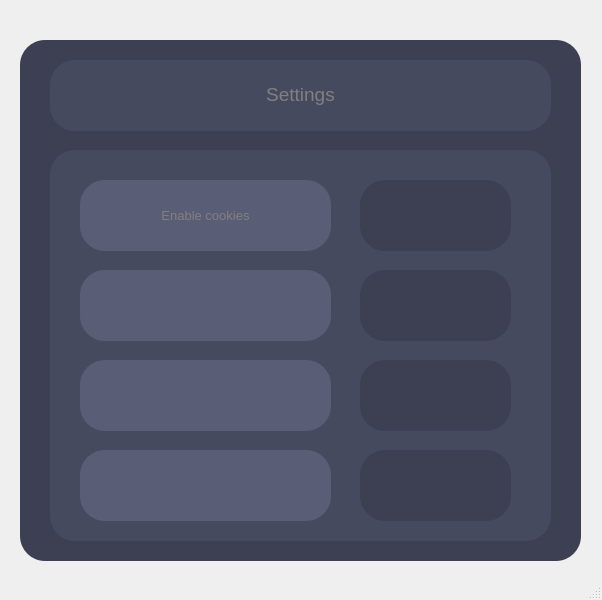
Qt form ui/settings.ui (Fluorite-Apps/Fluorite-Browser) before a commit.
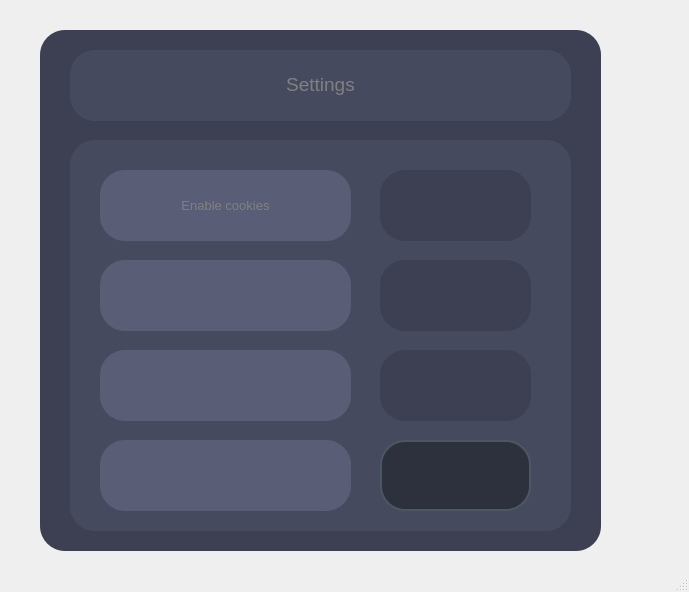
The same form after that commit.

What changed in the file:
```diff
--- a/ui/settings.ui
+++ b/ui/settings.ui
@@ -6,19 +6,119 @@
    <rect>
     <x>0</x>
     <y>0</y>
-    <width>602</width>
-    <height>600</height>
+    <width>689</width>
+    <height>592</height>
    </rect>
   </property>
   <property name="windowTitle">
    <string>MainWindow</string>
   </property>
   <widget class="QWidget" name="centralwidget">
+   <widget class="QFrame" name="main_frame">
+    <property name="geometry">
+     <rect>
+      <x>20</x>
+      <y>30</y>
+      <width>611</width>
+      <height>531</height>
+     </rect>
+    </property>
+    <property name="cursor">
+     <cursorShape>PointingHandCursor</cursorShape>
+    </property>
+    <property name="styleSheet">
+     <string notr="true">QPushButton{
+	padding: 12px;
+	border-radius: 25px;
+	border-bottom: 30px shadow;
+}
+QPushButton:pressed:hover{
+	background-color: rgb(46, 49, 63);
+	padding: 12px;
+	border-radius: 25px;
+	border-bottom: 30px shadow;
+}
+
+QPushButton:hover {
+	background-color: rgb(60, 64, 82);
+	padding: 12px;
+	border-radius: 25px;
+	border-bottom: 30px shadow;
+}</string>
+    </property>
+    <property name="frameShape">
+     <enum>QFrame::NoFrame</enum>
+    </property>
+    <property name="frameShadow">
+     <enum>QFrame::Raised</enum>
+    </property>
+    <property name="lineWidth">
+     <number>0</number>
+    </property>
+    <widget class="QFrame" name="button_frame_1">
+     <property name="geometry">
+      <rect>
+       <x>360</x>
+       <y>410</y>
+       <width>151</width>
+       <height>71</height>
+      </rect>
+     </property>
+     <property name="cursor">
+      <cursorShape>PointingHandCursor</cursorShape>
+     </property>
+     <property name="styleSheet">
+      <string notr="true">QPushButton{
+	padding: 12px;
+	border-radius: 25px;
+	border-bottom: 30px shadow;
+}
+QPushButton:pressed:hover{
+	background-color: rgb(46, 49, 63);
+	padding: 12px;
+	border-radius: 25px;
+	border-bottom: 30px shadow;
+}
+
+QPushButton:hover {
+	background-color: rgb(60, 64, 82);
+	padding: 12px;
+	border-radius: 25px;
+	border-bottom: 30px shadow;
+}</string>
+     </property>
+     <property name="frameShape">
+      <enum>QFrame::NoFrame</enum>
+     </property>
+     <property name="frameShadow">
+      <enum>QFrame::Raised</enum>
+     </property>
+     <property name="lineWidth">
+      <number>0</number>
+     </property>
+     <layout class="QHBoxLayout" name="apply_button_layout">
+      <property name="spacing">
+       <number>0</number>
+      </property>
+      <property name="leftMargin">
+       <number>0</number>
+      </property>
+      <property name="topMargin">
+       <number>0</number>
+      </property>
+      <property name="rightMargin">
+       <number>0</number>
+      </property>
+      <property name="bottomMargin">
+       <number>0</number>
+      </property>
+     </layout>
+    </widget>
    <widget class="QLabel" name="label_28">
     <property name="geometry">
      <rect>
       <x>20</x>
-      <y>40</y>
+       <y>0</y>
       <width>561</width>
       <height>521</height>
      </rect>
@@ -39,7 +139,7 @@
     <property name="geometry">
      <rect>
       <x>50</x>
-      <y>150</y>
+       <y>110</y>
       <width>501</width>
       <height>391</height>
      </rect>
@@ -57,19 +157,18 @@
      <string/>
     </property>
    </widget>
-   <widget class="QLabel" name="label_30">
+    <widget class="QLabel" name="label_40">
     <property name="geometry">
      <rect>
-      <x>50</x>
-      <y>60</y>
-      <width>501</width>
+       <x>360</x>
+       <y>140</y>
+       <width>151</width>
       <height>71</height>
      </rect>
     </property>
     <property name="styleSheet">
      <string notr="true">QLabel {
-        	
-	background-color: rgb(70, 74, 95);
+			background-color: rgb(60, 64, 82);
 			padding: 12px;
 			border-radius: 25px;
 			border-bottom: 30px shadow;
@@ -79,11 +178,33 @@
      <string/>
     </property>
    </widget>
+    <widget class="QLabel" name="label_38">
+     <property name="geometry">
+      <rect>
+       <x>80</x>
+       <y>410</y>
+       <width>251</width>
+       <height>71</height>
+      </rect>
+     </property>
+     <property name="styleSheet">
+      <string notr="true">QLabel {
+			background-color: #595D75;
+			padding: 12px;
+			border-radius: 25px;
+			border-bottom: 30px shadow;
+			color: gray;
+        }</string>
+     </property>
+     <property name="text">
+      <string/>
+     </property>
+    </widget>
    <widget class="QLabel" name="label_8">
     <property name="geometry">
      <rect>
       <x>50</x>
-      <y>59</y>
+       <y>19</y>
       <width>501</width>
       <height>71</height>
      </rect>
@@ -103,62 +224,11 @@
      <set>Qt::AlignCenter</set>
     </property>
    </widget>
-   <widget class="QLabel" name="label_35">
-    <property name="geometry">
-     <rect>
-      <x>80</x>
-      <y>180</y>
-      <width>251</width>
-      <height>71</height>
-     </rect>
-    </property>
-    <property name="font">
-     <font>
-      <pointsize>10</pointsize>
-     </font>
-    </property>
-    <property name="styleSheet">
-     <string notr="true">QLabel {
-			background-color: #595D75;
-			padding: 12px;
-			border-radius: 25px;
-			border-bottom: 30px shadow;
-			color: gray;
-        }</string>
-    </property>
-    <property name="text">
-     <string>Enable cookies</string>
-    </property>
-    <property name="alignment">
-     <set>Qt::AlignCenter</set>
-    </property>
-   </widget>
-   <widget class="QLabel" name="label_40">
-    <property name="geometry">
-     <rect>
-      <x>360</x>
-      <y>180</y>
-      <width>151</width>
-      <height>71</height>
-     </rect>
-    </property>
-    <property name="styleSheet">
-     <string notr="true">QLabel {
-			background-color: rgb(60, 64, 82);
-			padding: 12px;
-			border-radius: 25px;
-			border-bottom: 30px shadow;
-        }</string>
-    </property>
-    <property name="text">
-     <string/>
-    </property>
-   </widget>
    <widget class="QLabel" name="label_41">
     <property name="geometry">
      <rect>
       <x>360</x>
-      <y>270</y>
+       <y>230</y>
       <width>151</width>
       <height>71</height>
      </rect>
@@ -175,119 +245,70 @@
      <string/>
     </property>
    </widget>
-   <widget class="QLabel" name="label_36">
+    <widget class="QFrame" name="toggle_frame_3">
     <property name="geometry">
      <rect>
-      <x>80</x>
-      <y>270</y>
-      <width>251</width>
-      <height>71</height>
-     </rect>
-    </property>
-    <property name="styleSheet">
-     <string notr="true">QLabel {
-			background-color: #595D75;
-			padding: 12px;
-			border-radius: 25px;
-			border-bottom: 30px shadow;
-			color: gray;
-        }</string>
-    </property>
-    <property name="text">
-     <string/>
-    </property>
-   </widget>
-   <widget class="QLabel" name="label_42">
-    <property name="geometry">
-     <rect>
       <x>360</x>
-      <y>360</y>
+       <y>320</y>
       <width>151</width>
       <height>71</height>
      </rect>
     </property>
-    <property name="styleSheet">
-     <string notr="true">QLabel {
-			background-color: rgb(60, 64, 82);
-			padding: 12px;
-			border-radius: 25px;
-			border-bottom: 30px shadow;
-        }</string>
-    </property>
-    <property name="text">
-     <string/>
-    </property>
-   </widget>
-   <widget class="QLabel" name="label_37">
-    <property name="geometry">
-     <rect>
-      <x>80</x>
-      <y>360</y>
-      <width>251</width>
-      <height>71</height>
-     </rect>
-    </property>
+     <property name="cursor">
+      <cursorShape>PointingHandCursor</cursorShape>
+     </property>
     <property name="styleSheet">
-     <string notr="true">QLabel {
-			background-color: #595D75;
-			padding: 12px;
-			border-radius: 25px;
-			border-bottom: 30px shadow;
-			color: gray;
-        }</string>
-    </property>
-    <property name="text">
-     <string/>
-    </property>
-   </widget>
-   <widget class="QLabel" name="label_43">
-    <property name="geometry">
-     <rect>
-      <x>360</x>
-      <y>450</y>
-      <width>151</width>
-      <height>71</height>
-     </rect>
-    </property>
-    <property name="styleSheet">
-     <string notr="true">QLabel {
-			background-color: rgb(60, 64, 82);
-			padding: 12px;
-			border-radius: 25px;
-			border-bottom: 30px shadow;
-        }</string>
-    </property>
-    <property name="text">
-     <string/>
-    </property>
-   </widget>
-   <widget class="QLabel" name="label_38">
-    <property name="geometry">
-     <rect>
-      <x>80</x>
-      <y>450</y>
-      <width>251</width>
-      <height>71</height>
-     </rect>
-    </property>
-    <property name="styleSheet">
-     <string notr="true">QLabel {
-			background-color: #595D75;
-			padding: 12px;
-			border-radius: 25px;
-			border-bottom: 30px shadow;
-			color: gray;
-        }</string>
-    </property>
-    <property name="text">
-     <string/>
-    </property>
+      <string notr="true">QPushButton{
+	padding: 12px;
+	border-radius: 25px;
+	border-bottom: 30px shadow;
+}
+QPushButton:pressed:hover{
+	background-color: rgb(46, 49, 63);
+	padding: 12px;
+	border-radius: 25px;
+	border-bottom: 30px shadow;
+}
+
+QPushButton:hover {
+	background-color: rgb(60, 64, 82);
+	padding: 12px;
+	border-radius: 25px;
+	border-bottom: 30px shadow;
+}</string>
+     </property>
+     <property name="frameShape">
+      <enum>QFrame::NoFrame</enum>
+     </property>
+     <property name="frameShadow">
+      <enum>QFrame::Raised</enum>
+     </property>
+     <property name="lineWidth">
+      <number>0</number>
+     </property>
+     <layout class="QHBoxLayout" name="placeholder_toggle_layout_2">
+      <property name="spacing">
+       <number>0</number>
+      </property>
+      <property name="leftMargin">
+       <number>0</number>
+      </property>
+      <property name="topMargin">
+       <number>0</number>
+      </property>
+      <property name="rightMargin">
+       <number>0</number>
+      </property>
+      <property name="bottomMargin">
+       <number>0</number>
+      </property>
+     </layout>
    </widget>
    <widget class="QFrame" name="toggle_frame_1">
     <property name="geometry">
      <rect>
       <x>360</x>
-      <y>180</y>
+       <y>140</y>
       <width>151</width>
       <height>71</height>
      </rect>
@@ -346,7 +367,7 @@
     <property name="geometry">
      <rect>
       <x>360</x>
-      <y>270</y>
+       <y>230</y>
       <width>151</width>
       <height>71</height>
      </rect>
@@ -401,12 +422,12 @@
      </property>
     </layout>
    </widget>
-   <widget class="QFrame" name="toggle_frame_3">
+    <widget class="QLabel" name="label_37">
     <property name="geometry">
      <rect>
-      <x>360</x>
-      <y>360</y>
-      <width>151</width>
+       <x>80</x>
+       <y>320</y>
+       <width>251</width>
       <height>71</height>
      </rect>
     </property>
@@ -414,57 +435,75 @@
      <cursorShape>PointingHandCursor</cursorShape>
     </property>
     <property name="styleSheet">
-     <string notr="true">QPushButton{
-	padding: 12px;
-	border-radius: 25px;
-	border-bottom: 30px shadow;
-}
-QPushButton:pressed:hover{
-	background-color: rgb(46, 49, 63);
-	padding: 12px;
-	border-radius: 25px;
-	border-bottom: 30px shadow;
-}
-
-QPushButton:hover {
-	background-color: rgb(60, 64, 82);
-	padding: 12px;
-	border-radius: 25px;
-	border-bottom: 30px shadow;
-}</string>
-    </property>
-    <property name="frameShape">
-     <enum>QFrame::NoFrame</enum>
-    </property>
-    <property name="frameShadow">
-     <enum>QFrame::Raised</enum>
-    </property>
-    <property name="lineWidth">
-     <number>0</number>
-    </property>
-    <layout class="QHBoxLayout" name="placeholder_toggle_layout_2">
-     <property name="spacing">
-      <number>0</number>
+      <string notr="true">QLabel {
+			background-color: #595D75;
+			padding: 12px;
+			border-radius: 25px;
+			border-bottom: 30px shadow;
+			color: gray;
+        }</string>
+     </property>
+     <property name="text">
+      <string/>
+     </property>
+    </widget>
+    <widget class="QLabel" name="label_36">
+     <property name="geometry">
+      <rect>
+       <x>80</x>
+       <y>230</y>
+       <width>251</width>
+       <height>71</height>
+      </rect>
+     </property>
+     <property name="styleSheet">
+      <string notr="true">QLabel {
+			background-color: #595D75;
+			padding: 12px;
+			border-radius: 25px;
+			border-bottom: 30px shadow;
+			color: gray;
+        }</string>
+     </property>
+     <property name="text">
+      <string/>
      </property>
-     <property name="leftMargin">
-      <number>0</number>
+    </widget>
+    <widget class="QLabel" name="label_35">
+     <property name="geometry">
+      <rect>
+       <x>80</x>
+       <y>140</y>
+       <width>251</width>
+       <height>71</height>
+      </rect>
      </property>
-     <property name="topMargin">
-      <number>0</number>
+     <property name="font">
+      <font>
+       <pointsize>10</pointsize>
+      </font>
      </property>
-     <property name="rightMargin">
-      <number>0</number>
+     <property name="styleSheet">
+      <string notr="true">QLabel {
+			background-color: #595D75;
+			padding: 12px;
+			border-radius: 25px;
+			border-bottom: 30px shadow;
+			color: gray;
+        }</string>
      </property>
-     <property name="bottomMargin">
-      <number>0</number>
+     <property name="text">
+      <string>Enable cookies</string>
      </property>
-    </layout>
-   </widget>
-   <widget class="QFrame" name="toggle_frame_4">
+     <property name="alignment">
+      <set>Qt::AlignCenter</set>
+     </property>
+    </widget>
+    <widget class="QLabel" name="label_42">
     <property name="geometry">
      <rect>
       <x>360</x>
-      <y>450</y>
+       <y>320</y>
       <width>151</width>
       <height>71</height>
      </rect>
@@ -473,51 +512,76 @@
      <cursorShape>PointingHandCursor</cursorShape>
     </property>
     <property name="styleSheet">
-     <string notr="true">QPushButton{
-	padding: 12px;
-	border-radius: 25px;
-	border-bottom: 30px shadow;
-}
-QPushButton:pressed:hover{
-	background-color: rgb(46, 49, 63);
-	padding: 12px;
-	border-radius: 25px;
-	border-bottom: 30px shadow;
-}
-
-QPushButton:hover {
-	background-color: rgb(60, 64, 82);
-	padding: 12px;
-	border-radius: 25px;
-	border-bottom: 30px shadow;
-}</string>
-    </property>
-    <property name="frameShape">
-     <enum>QFrame::NoFrame</enum>
-    </property>
-    <property name="frameShadow">
-     <enum>QFrame::Raised</enum>
-    </property>
-    <property name="lineWidth">
-     <number>0</number>
-    </property>
-    <layout class="QHBoxLayout" name="placeholder_toggle_layout_3">
-     <property name="spacing">
-      <number>0</number>
+      <string notr="true">QLabel {
+			background-color: rgb(60, 64, 82);
+			padding: 12px;
+			border-radius: 25px;
+			border-bottom: 30px shadow;
+        }</string>
+     </property>
+     <property name="text">
+      <string/>
+     </property>
+    </widget>
+    <widget class="QLabel" name="label_30">
+     <property name="geometry">
+      <rect>
+       <x>50</x>
+       <y>20</y>
+       <width>501</width>
+       <height>71</height>
+      </rect>
+     </property>
+     <property name="styleSheet">
+      <string notr="true">QLabel {
+        	
+	background-color: rgb(70, 74, 95);
+			padding: 12px;
+			border-radius: 25px;
+			border-bottom: 30px shadow;
+        }</string>
+     </property>
+     <property name="text">
+      <string/>
      </property>
-     <property name="leftMargin">
-      <number>0</number>
+    </widget>
+    <widget class="QLabel" name="label_43">
+     <property name="geometry">
+      <rect>
+       <x>360</x>
+       <y>410</y>
+       <width>151</width>
+       <height>71</height>
+      </rect>
      </property>
-     <property name="topMargin">
-      <number>0</number>
+     <property name="styleSheet">
+      <string notr="true">QLabel {
+			background-color: rgb(45, 48, 61);
+			padding: 12px;
+			border-radius: 25px;
+			border: 2px solid rgb(73, 88, 97);
+        }</string>
      </property>
-     <property name="rightMargin">
-      <number>0</number>
+     <property name="text">
+      <string/>
      </property>
-     <property name="bottomMargin">
-      <number>0</number>
-     </property>
-    </layout>
+    </widget>
+    <zorder>label_28</zorder>
+    <zorder>label_29</zorder>
+    <zorder>label_43</zorder>
+    <zorder>label_30</zorder>
+    <zorder>button_frame_1</zorder>
+    <zorder>label_40</zorder>
+    <zorder>label_38</zorder>
+    <zorder>label_8</zorder>
+    <zorder>label_41</zorder>
+    <zorder>toggle_frame_3</zorder>
+    <zorder>toggle_frame_1</zorder>
+    <zorder>toggle_frame_2</zorder>
+    <zorder>label_37</zorder>
+    <zorder>label_36</zorder>
+    <zorder>label_35</zorder>
+    <zorder>label_42</zorder>
    </widget>
   </widget>
   <widget class="QStatusBar" name="statusbar"/>
```
Left out of the diff: 6 changed lines with no effect on the pictures. Lines whose indentation alone changed are shown as unchanged.
